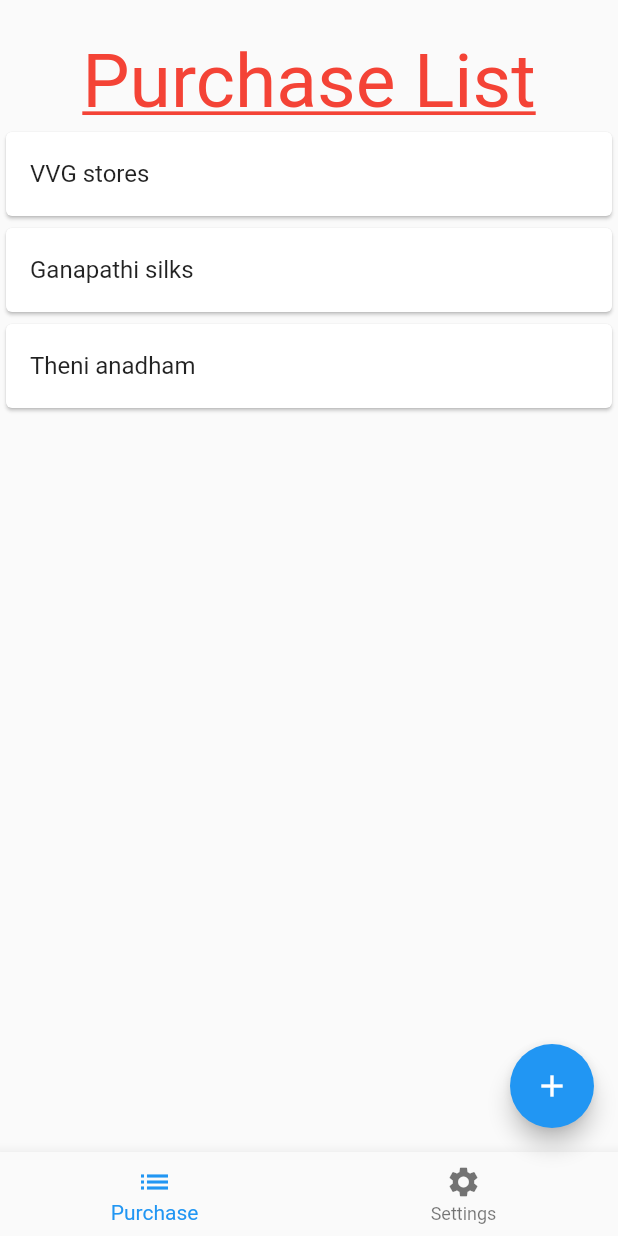
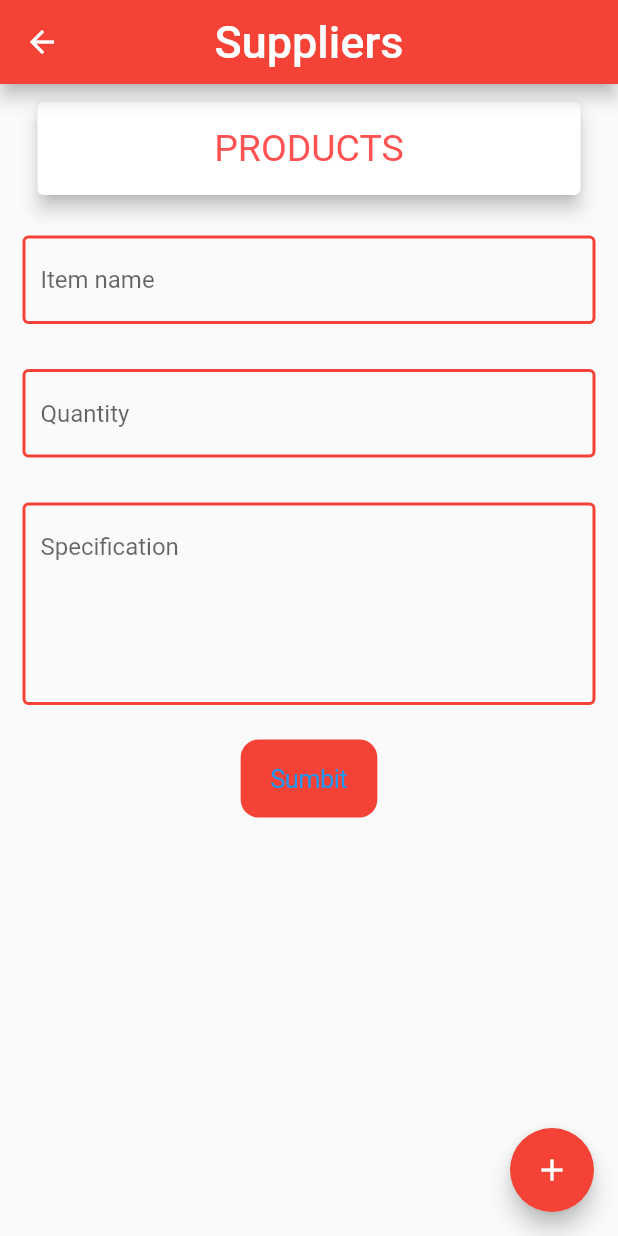
Before and after one commit to knk-naviin/Inventory-Management, a Flutter app: the purchaseScreen screen opened directly, after a tap on the "add" icon, on a phone screen of 412 x 824 dp. Run offline on Flutter 3.47's test engine with Material 2 defaults, Android fonts, the phone set to English and light mode, and no system bars; our stand-ins replace animated_splash_screen.

Commit message:
Supplier ui created

```diff
--- a/inventory_management/lib/Dashboard.dart
+++ b/inventory_management/lib/Dashboard.dart
@@ -6,7 +6,8 @@ class dashboard extends StatelessWidget {
 
   @override
   Widget build(BuildContext context) {
-    return Scaffold(
+    return SafeArea(
+      child: Scaffold(
         body: Center(
           child: OutlinedButton(
             onPressed: (){
@@ -18,6 +19,7 @@ class dashboard extends StatelessWidget {
             child: Text("Press for next screen"),
           ),
         ),
+      ),
     );
   }
 }
--- /dev/null
+++ b/inventory_management/lib/Supplier Page.dart
@@ -0,0 +1,128 @@
+import 'package:flutter/cupertino.dart';
+import 'package:flutter/material.dart';
+
+class supplierScreen extends StatelessWidget {
+  const supplierScreen({Key? key}) : super(key: key);
+
+  @override
+  Widget build(BuildContext context) {
+    return GestureDetector(
+      onTap: () => FocusScope.of(context).unfocus(),
+      child: Scaffold(
+        appBar: AppBar(
+          elevation: 5,
+          //toolbarHeight: 50,
+          centerTitle: true,
+          backgroundColor: Colors.red,
+          title: Text(
+            "Suppliers",
+            style: TextStyle(fontSize: 30),
+          ),
+        ),
+        body: SingleChildScrollView(
+          child: Column(
+            children: [
+              // Padding(
+              //   padding: const EdgeInsets.all(8.0),
+              //   child: Text(
+              //     "Products:",
+              //     style: TextStyle(fontSize: 25, color: Colors.black38),
+              //   ),
+              // ),
+
+              Padding(
+                padding: const EdgeInsets.all(8.0),
+                child: Container(
+                    width: 370,
+                    height: 70,
+                    child: Card(
+                      color: Colors.white,
+                      elevation: 5,
+                      child:Center(
+                        child: Text(
+                          "PRODUCTS",
+                          style: TextStyle(fontSize: 25, color: Colors.redAccent),
+                        ),
+                      ) ,
+                    ),
+                ),
+              ),
+             Container(
+               padding: EdgeInsets.all(15),
+               child: Container(
+
+               //  padding: EdgeInsets.only(left: 8),
+                 child: TextFormField(
+
+                   decoration: InputDecoration(
+                     focusedBorder: OutlineInputBorder(
+                       borderSide: BorderSide(color: Colors.red, width: 2.0),
+                     ),
+                     enabledBorder: OutlineInputBorder(
+                       borderSide: BorderSide(color: Colors.red, width: 2.0),
+                     ),
+
+                     hintText: "Item name",
+                     border: InputBorder.none,
+                     fillColor: Colors.white,
+      ),
+                 ),
+               ),
+             ),
+              Padding(
+                padding: const EdgeInsets.all(15.0),
+                child: TextFormField(
+
+                  decoration: InputDecoration(
+                    focusedBorder: OutlineInputBorder(
+                      borderSide: BorderSide(color: Colors.red, width: 2.0),
+                    ),
+                    enabledBorder: OutlineInputBorder(
+                      borderSide: BorderSide(color: Colors.red, width: 2.0),
+                    ),
+
+                    hintText: "Quantity",
+                    border: InputBorder.none,
+                    fillColor: Colors.white,
+                  ),
+                ),
+              ),
+              Padding(
+                padding: const EdgeInsets.all(15.0),
+                child: TextFormField(
+                  maxLines: 5,
+      keyboardType: TextInputType.multiline,
+                  decoration: InputDecoration(
+                    isDense: false,
+                    focusedBorder: OutlineInputBorder(
+                      borderSide: BorderSide(color: Colors.red, width: 2.0),
+                    ),
+                    enabledBorder: OutlineInputBorder(
+                      borderSide: BorderSide(color: Colors.red, width: 2.0),
+                    ),
+
+                    hintText: "Specification",
+                    border: InputBorder.none,
+                    fillColor: Colors.white,
+                  ),
+                ),
+              ),
+              Padding(
+                padding: const EdgeInsets.all(8.0),
+                child: CupertinoButton(
+                  color: Colors.red,
+                    child: Text("Sumbit"), onPressed: (){}
+                    ),
+              ),
+            ],
+          ),
+        ),
+        floatingActionButton: FloatingActionButton(
+          backgroundColor: Colors.red,
+          onPressed: (){},
+          child: Icon(Icons.add),
+        ),
+      ),
+    );
+  }
+}
--- a/inventory_management/lib/UserAuth.dart
+++ b/inventory_management/lib/UserAuth.dart
@@ -12,6 +12,7 @@ class UserAuth extends StatelessWidget {
 
     return GestureDetector(
       onTap: () => FocusScope.of(context).unfocus(),
+      child: SafeArea(
         child: Scaffold(
           body: Form(
             key: formkey,
@@ -87,14 +88,13 @@ class UserAuth extends StatelessWidget {
                         onPressed: () {
                           // Within the `FirstRoute` widget
 
-
-
                           if (formkey.currentState!.validate()) {
                             (formkey.currentState!.save());
                             print("Information saved successfully");
                             Navigator.push(
                               context,
-                            MaterialPageRoute(builder: (context) => const purchaseScreen()),
+                              MaterialPageRoute(
+                                  builder: (context) => const purchaseScreen()),
                             );
                           }
                         }),
@@ -104,6 +104,7 @@ class UserAuth extends StatelessWidget {
             ),
           ),
         ),
+      ),
     );
   }
 }
--- a/inventory_management/lib/main.dart
+++ b/inventory_management/lib/main.dart
@@ -15,12 +15,14 @@ class Inventory_Management extends StatelessWidget {
 
   @override
   Widget build(BuildContext context) {
-    return Scaffold(
-      body: AnimatedSplashScreen(
-          splash: Text("Invertory Management", style: TextStyle(
-              fontSize: 60
-          ),),
-          nextScreen: UserAuth()
+    return SafeArea(
+      child: Scaffold(
+        body: AnimatedSplashScreen(
+            splash: Text("Invertory Management", style: TextStyle(
+                fontSize: 60
+            ),),
+            nextScreen: UserAuth()
+        ),
       ),
     );
   }
--- a/inventory_management/lib/purchase.dart
+++ b/inventory_management/lib/purchase.dart
@@ -1,13 +1,23 @@
 import 'package:flutter/cupertino.dart';
 import 'package:flutter/material.dart';
+import 'package:inventory_management/Supplier%20Page.dart';
 class purchaseScreen extends StatelessWidget {
   const purchaseScreen({Key? key}) : super(key: key);
 
   @override
   Widget build(BuildContext context) {
-    return Scaffold(
+    return SafeArea(
+      child: Scaffold(
+        appBar: AppBar(
+          title: Text("Purchase List"),
+        ),
         floatingActionButton: FloatingActionButton(
-        onPressed: (){},
+          onPressed: (){
+            Navigator.push(
+              context,
+              MaterialPageRoute(builder: (context) => supplierScreen()),
+            );
+          },
           child: Icon(Icons.add),
         ),
         bottomNavigationBar: BottomNavigationBar(
@@ -26,15 +36,7 @@ class purchaseScreen extends StatelessWidget {
           mainAxisAlignment: MainAxisAlignment.start,
           children: [
 
-          Padding(
-            padding: const EdgeInsets.only(top: 25),
-            child: Center(child: Text(
-                "Purchase List",
-              style: TextStyle(fontSize: 50,color: Colors.red,
-                decoration: TextDecoration.underline
-              ),
-            )),
-          ),
+
             Column(
               children: [
                 Card(
@@ -56,6 +58,7 @@ class purchaseScreen extends StatelessWidget {
             )
           ],
         )
+      ),
     );
   }
 }
```
Lines whose indentation alone changed are shown as unchanged.
